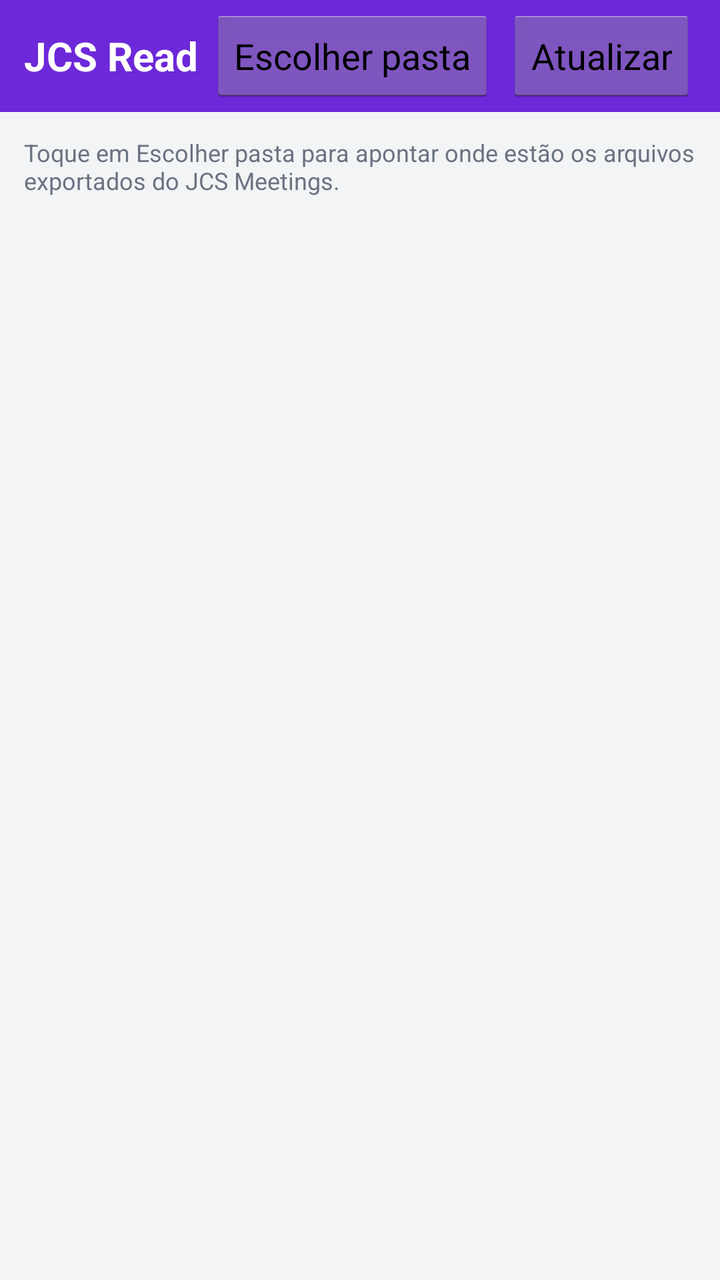
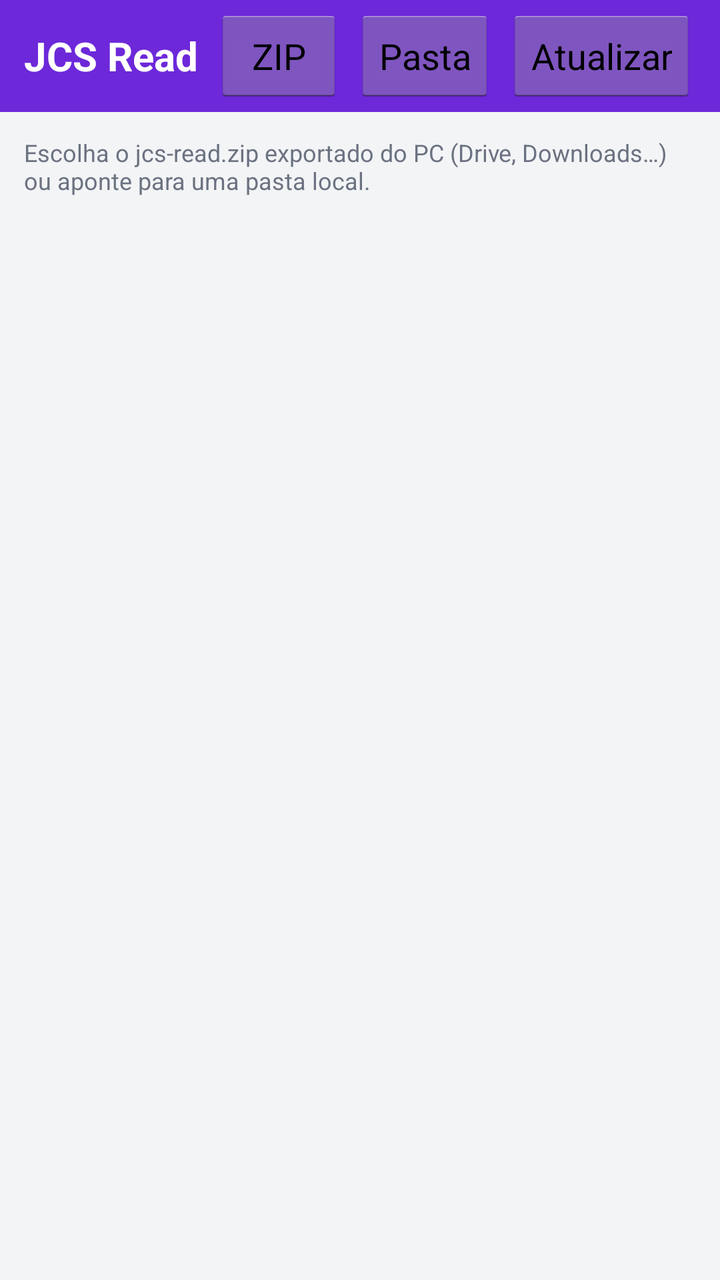

Compare the two renders of this Android layout. The source of the first and the diff that turns it into the second are given below.
<!-- AndroidManifest.xml: application theme JcsTheme -->
<!-- res/layout/activity_main.xml -->
<?xml version="1.0" encoding="utf-8"?>
<LinearLayout xmlns:android="http://schemas.android.com/apk/res/android"
    android:layout_width="match_parent"
    android:layout_height="match_parent"
    android:background="@color/jcs_bg"
    android:orientation="vertical">

    <LinearLayout
        android:layout_width="match_parent"
        android:layout_height="56dp"
        android:background="@color/jcs_purple"
        android:gravity="center_vertical"
        android:orientation="horizontal"
        android:paddingLeft="12dp"
        android:paddingRight="12dp">

        <TextView
            android:id="@+id/title"
            android:layout_width="0dp"
            android:layout_height="wrap_content"
            android:layout_weight="1"
            android:text="@string/app_name"
            android:textColor="@color/jcs_white"
            android:textSize="20sp"
            android:textStyle="bold" />

        <Button
            android:id="@+id/pickFolderButton"
            android:layout_width="wrap_content"
            android:layout_height="wrap_content"
            android:layout_marginRight="6dp"
            android:text="@string/pick_folder"
            android:textAllCaps="false" />

        <Button
            android:id="@+id/reloadButton"
            android:layout_width="wrap_content"
            android:layout_height="wrap_content"
            android:text="@string/reload"
            android:textAllCaps="false" />
    </LinearLayout>

    <TextView
        android:id="@+id/folderView"
        android:layout_width="match_parent"
        android:layout_height="wrap_content"
        android:padding="12dp"
        android:text="@string/storage_hint"
        android:textColor="@color/jcs_muted"
        android:textIsSelectable="true"
        android:textSize="12sp" />

    <ListView
        android:id="@+id/weekList"
        android:layout_width="match_parent"
        android:layout_height="0dp"
        android:layout_weight="1"
        android:divider="#E5E7EB"
        android:dividerHeight="1dp"
        android:paddingLeft="8dp"
        android:paddingRight="8dp" />

    <TextView
        android:id="@+id/emptyView"
        android:layout_width="match_parent"
        android:layout_height="0dp"
        android:layout_weight="1"
        android:gravity="center"
        android:padding="24dp"
        android:text="@string/empty_weeks"
        android:textColor="@color/jcs_muted"
        android:textSize="15sp"
        android:visibility="gone" />
</LinearLayout>
<!-- resources referenced by this layout -->
<resources>
  <color name="jcs_bg">#F3F4F6</color>
  <color name="jcs_muted">#6B7280</color>
  <color name="jcs_purple">#6D28D9</color>
  <color name="jcs_white">#FFFFFF</color>
  <string name="app_name">JCS Read</string>
  <string name="empty_weeks">Nenhuma semana encontrada.\n\nToque em Escolher pasta e navegue até a pasta JCS exportada do PC (deve conter catalog.json ou a pasta weeks).</string>
  <string name="pick_folder">Escolher pasta</string>
  <string name="reload">Atualizar</string>
  <string name="storage_hint">Toque em Escolher pasta para apontar onde estão os arquivos exportados do JCS Meetings.</string>
  <style name="JcsTheme" parent="android:Theme.Holo.Light.NoActionBar">
          <item name="android:windowBackground">@color/jcs_bg</item>
          <item name="android:colorPrimary">@color/jcs_purple</item>
          <item name="android:colorPrimaryDark">@color/jcs_purple_dark</item>
          <item name="android:textColorPrimary">@color/jcs_text</item>
      </style>
  <color name="jcs_purple_dark">#4C1D95</color>
  <color name="jcs_text">#1F2937</color>
</resources>

<!-- the commit's change to res/layout/activity_main.xml (unified diff, before → after) -->
@@ -23,6 +23,14 @@
             android:textColor="@color/jcs_white"
             android:textSize="20sp"
             android:textStyle="bold" />
+
+        <Button
+            android:id="@+id/pickZipButton"
+            android:layout_width="wrap_content"
+            android:layout_height="wrap_content"
+            android:layout_marginRight="6dp"
+            android:text="@string/pick_zip"
+            android:textAllCaps="false" />
 
         <Button
             android:id="@+id/pickFolderButton"
<!-- resource entries referenced after the edit -->
@@ -5,10 +5,11 @@
   <color name="jcs_purple">#6D28D9</color>
   <color name="jcs_white">#FFFFFF</color>
   <string name="app_name">JCS Read</string>
-  <string name="empty_weeks">Nenhuma semana encontrada.\n\nToque em Escolher pasta e navegue até a pasta JCS exportada do PC (deve conter catalog.json ou a pasta weeks).</string>
-  <string name="pick_folder">Escolher pasta</string>
+  <string name="empty_weeks">Nenhuma semana encontrada.\n\nToque em ZIP (recomendado) e escolha o jcs-read.zip do Drive ou Downloads, ou use Pasta para um diretório descompactado.</string>
+  <string name="pick_folder">Pasta</string>
+  <string name="pick_zip">ZIP</string>
   <string name="reload">Atualizar</string>
-  <string name="storage_hint">Toque em Escolher pasta para apontar onde estão os arquivos exportados do JCS Meetings.</string>
+  <string name="storage_hint">Escolha o jcs-read.zip exportado do PC (Drive, Downloads…) ou aponte para uma pasta local.</string>
   <style name="JcsTheme" parent="android:Theme.Holo.Light.NoActionBar">
           <item name="android:windowBackground">@color/jcs_bg</item>
           <item name="android:colorPrimary">@color/jcs_purple</item>
